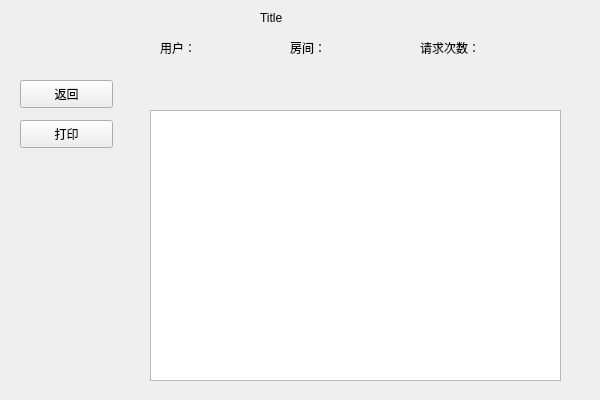
First picture: the form in server/recordswindow.ui, repository dyzsr/se2019hotel, before the edit.
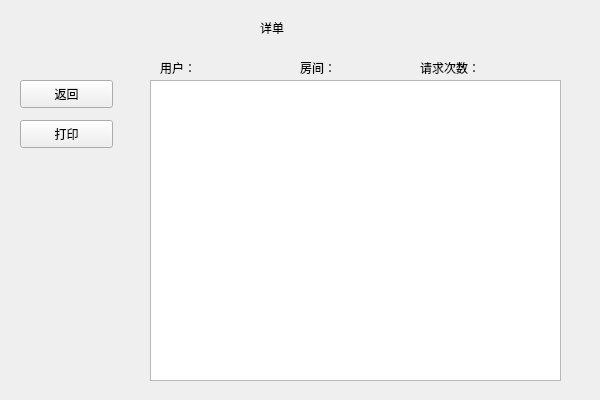
Second picture: the form after the edit.

Commit message: 详单基本写完了

```diff
--- a/server/recordswindow.ui
+++ b/server/recordswindow.ui
@@ -43,20 +43,65 @@
    <property name="geometry">
     <rect>
      <x>260</x>
-     <y>10</y>
+     <y>20</y>
      <width>72</width>
      <height>15</height>
     </rect>
    </property>
    <property name="text">
-    <string>Title</string>
+    <string>详单</string>
+   </property>
+  </widget>
+  <widget class="QListWidget" name="listWidget_db">
+   <property name="geometry">
+    <rect>
+     <x>150</x>
+     <y>80</y>
+     <width>411</width>
+     <height>301</height>
+    </rect>
+   </property>
+  </widget>
+  <widget class="QWidget" name="theColorBar" native="true">
+   <property name="geometry">
+    <rect>
+     <x>150</x>
+     <y>50</y>
+     <width>411</width>
+     <height>31</height>
+    </rect>
+   </property>
+   <widget class="QLabel" name="lb_user_db">
+    <property name="geometry">
+     <rect>
+      <x>10</x>
+      <y>10</y>
+      <width>101</width>
+      <height>16</height>
+     </rect>
+    </property>
+    <property name="text">
+     <string>用户：</string>
+    </property>
+   </widget>
+   <widget class="QLabel" name="lb_room_db">
+    <property name="geometry">
+     <rect>
+      <x>150</x>
+      <y>10</y>
+      <width>101</width>
+      <height>16</height>
+     </rect>
+    </property>
+    <property name="text">
+     <string>房间：</string>
    </property>
   </widget>
   <widget class="QLabel" name="lb_times_db">
    <property name="geometry">
     <rect>
-     <x>420</x>
-     <y>40</y>
+      <x>270</x>
+      <y>10</y>
      <width>141</width>
      <height>16</height>
     </rect>
@@ -74,41 +119,6 @@
     <bool>false</bool>
    </property>
   </widget>
-  <widget class="QLabel" name="lb_room_db">
-   <property name="geometry">
-    <rect>
-     <x>290</x>
-     <y>40</y>
-     <width>101</width>
-     <height>16</height>
-    </rect>
-   </property>
-   <property name="text">
-    <string>房间：</string>
-   </property>
-  </widget>
-  <widget class="QLabel" name="lb_user_db">
-   <property name="geometry">
-    <rect>
-     <x>160</x>
-     <y>40</y>
-     <width>101</width>
-     <height>16</height>
-    </rect>
-   </property>
-   <property name="text">
-    <string>用户：</string>
-   </property>
-  </widget>
-  <widget class="QListWidget" name="listWidget_db">
-   <property name="geometry">
-    <rect>
-     <x>150</x>
-     <y>110</y>
-     <width>411</width>
-     <height>271</height>
-    </rect>
-   </property>
   </widget>
  </widget>
  <resources/>
```
Lines whose indentation alone changed are shown as unchanged. The commit also changes 5 other files.
